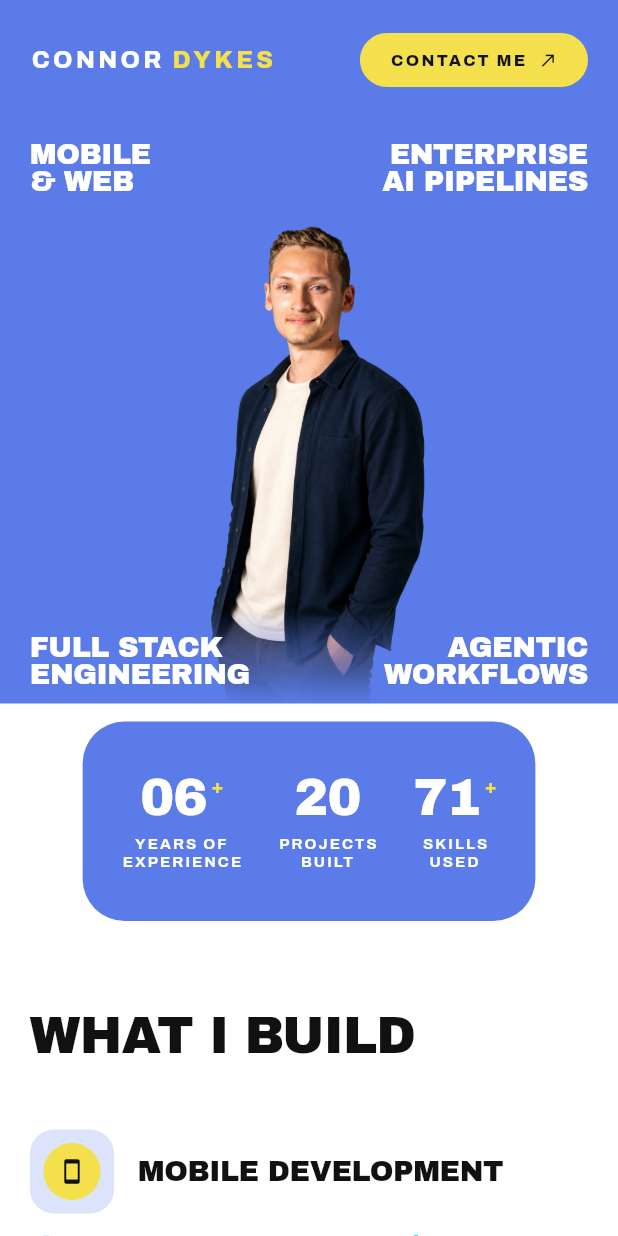
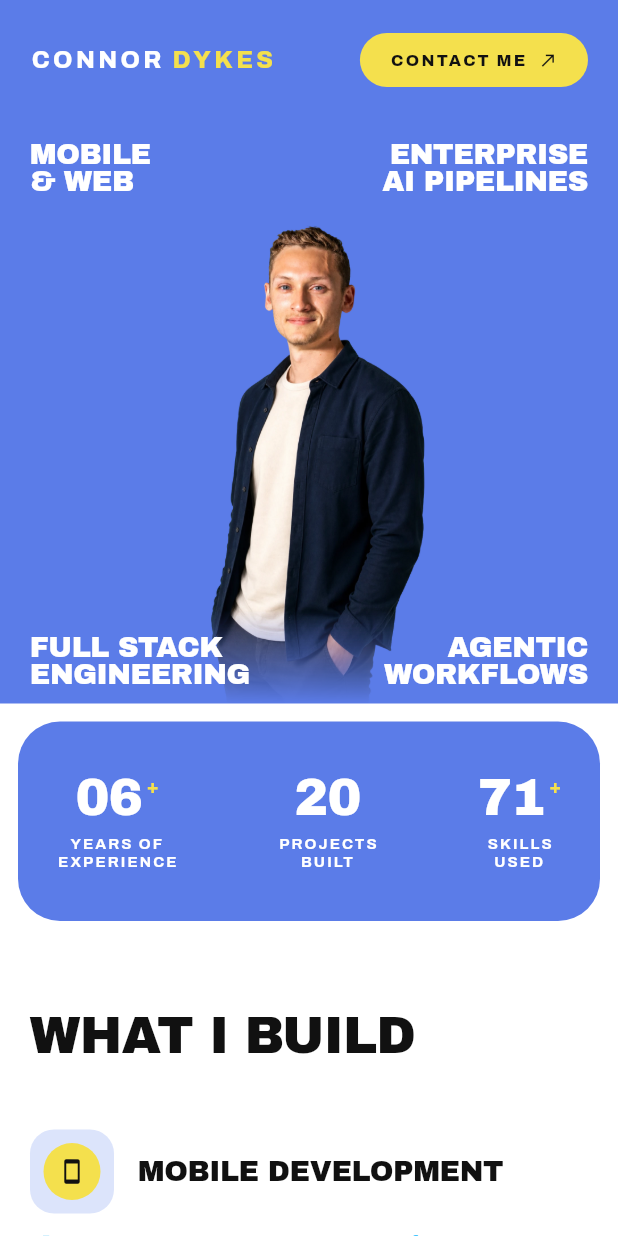
Before and after one commit to ConnorDykes/portfolio_website, a Flutter app: the screen it shows after launch, on a phone screen of 412 x 824 dp. Run offline on Flutter 3.47's test engine with Material 3 defaults, Android fonts, the phone set to English and light mode, and no system bars; our stand-ins replace font_awesome_flutter, google_fonts; missing offline and left inert: dart:html, enhance_stepper.

Commit message:
Stats band: full-width card with evenly spread stacked stats
Co-Authored-By: Claude Fable 5 <noreply@anthropic.com>

```diff
--- a/lib/designs/ref1_bluepop/home_page.dart
+++ b/lib/designs/ref1_bluepop/home_page.dart
@@ -579,16 +579,12 @@ class _StatsBand extends StatelessWidget {
               color: BP.blue,
               borderRadius: BorderRadius.circular(28),
             ),
-            child: FittedBox(
-              fit: BoxFit.scaleDown,
-              child: Row(
-                children: [
-                  for (var i = 0; i < stats.length; i++) ...[
-                    if (i > 0) SizedBox(width: mobile ? 24 : 90),
-                    _stat(stats[i], mobile ? 34 : 68, stacked: mobile),
-                  ],
-                ],
-              ),
+            child: Row(
+              mainAxisAlignment: MainAxisAlignment.spaceBetween,
+              children: [
+                for (final s in stats)
+                  _stat(s, mobile ? 34 : 68, stacked: mobile),
+              ],
             ),
           ),
         ),
```
